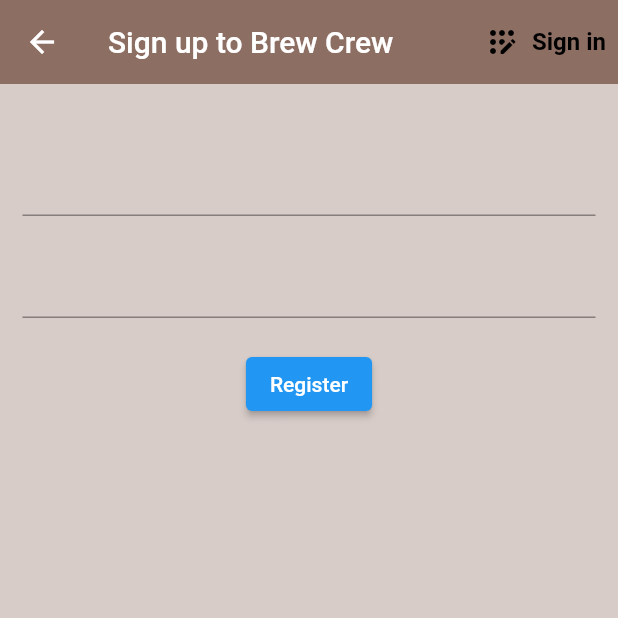
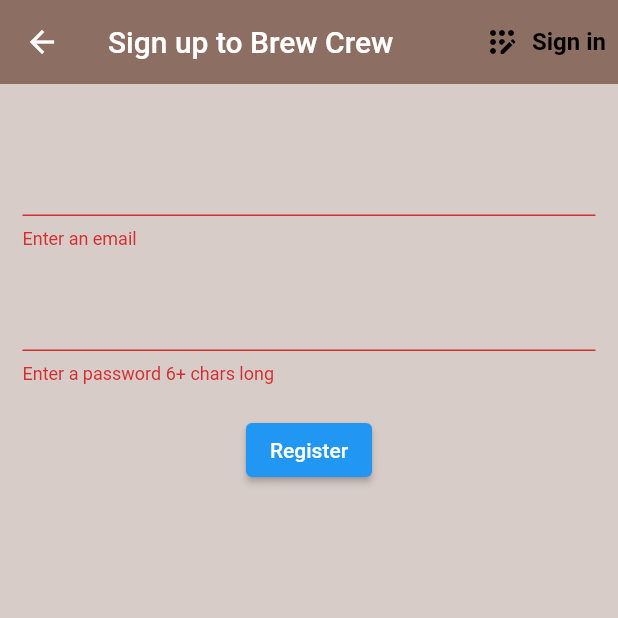
Before and after one commit to es-amit/Brew-Crew, a Flutter app: the Register screen opened directly with empty values, after a tap on "Register", on a phone screen of 412 x 824 dp, the top half of it. Run offline on Flutter 3.47's test engine with Material 2 defaults, Android fonts, the phone set to English and light mode, and no system bars; our stand-ins replace firebase_auth, firebase_core; accounts and stored records are empty.

Commit message:
Register functionality

```diff
--- a/lib/screens/authenticate/register.dart
+++ b/lib/screens/authenticate/register.dart
@@ -11,11 +11,13 @@ class Register extends StatefulWidget {
 
 class _RegisterState extends State<Register> {
   final AuthService _auth = AuthService();
+  final _formKey = GlobalKey<FormState>();
 
   //text field state
 
   String email = "";
   String password = "";
+  String error ='';
   @override
   Widget build(BuildContext context) {
     return Scaffold(
@@ -29,9 +31,9 @@ class _RegisterState extends State<Register> {
             onPressed: (){
               widget.toggleView();
           },
-          icon: Icon(Icons.app_registration_rounded,
+          icon: const Icon(Icons.app_registration_rounded,
           color: Colors.black),
-          label: Text("Sign in",
+          label: const Text("Sign in",
           style:TextStyle(
             color: Colors.black,
             fontWeight: FontWeight.bold,
@@ -40,12 +42,14 @@ class _RegisterState extends State<Register> {
         ],
       ),
       body: Container(
-        padding: EdgeInsets.symmetric(vertical: 20.0,horizontal: 15.0),
+        padding: const EdgeInsets.symmetric(vertical: 20.0,horizontal: 15.0),
         child: Form(
+          key: _formKey,
           child: Column(
             children: <Widget>[
-              SizedBox(height: 20.0,),
+              const SizedBox(height: 20.0,),
               TextFormField(
+                validator: (val) => val!.isEmpty ? 'Enter an email' : null,
                 onChanged: (val){
                   setState(() {
                     email = val;
@@ -53,8 +57,9 @@ class _RegisterState extends State<Register> {
                 },
 
               ),
-              SizedBox(height: 20.0,),
+              const SizedBox(height: 20.0,),
               TextFormField(
+                validator: (val) => val!.length < 6 ? "Enter a password 6+ chars long": null,
                 obscureText: true,
                 onChanged: (val){
                   setState(() {
@@ -62,16 +67,28 @@ class _RegisterState extends State<Register> {
                   });
                 },
               ),
-              SizedBox(height: 20.0,),
+              const SizedBox(height: 20.0,),
               ElevatedButton(
 
                 onPressed: () async{
-                  print(email);
-                  print(password);
+                  if(_formKey.currentState!.validate()){
+                    dynamic result = await _auth.registerWithEmailAndPassword(email, password);
+                    if(result == null){
+                      setState(() {
+                        error = 'please supply a valid email';
+                      });
+                    }
+                  }
                 },
                 child:
-                Text("Register",)
-                ,)
+                const Text("Register",)
+                ,),
+                const SizedBox(height: 12.0,),
+                Text(error,
+                style: const TextStyle(
+                  color: Colors.red,
+                  fontSize: 16.0
+                ),)
 
             ],
           ),)
--- a/lib/services/auth.dart
+++ b/lib/services/auth.dart
@@ -34,6 +34,17 @@ class AuthService{
   // sign in with email and password
 
   // register with email and password
+  Future registerWithEmailAndPassword(String email,String password) async{
+    try{
+      UserCredential result = await _auth.createUserWithEmailAndPassword(email: email, password: password);
+      User? user =result.user;
+      return _userfromFirebase(user!);
+    }
+    catch(e){
+      print(e.toString());
+      return null;
+    }
+  }
 
   // logout
   Future signOut() async{
```
Also changed, not shown: lib/screens/authenticate/sign_in.dart (+8 -8 lines).
